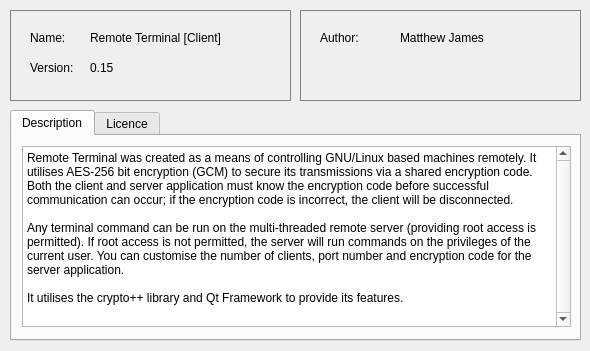
First picture: the form in remote-terminal-client/src/frmabout.ui, repository Trevor3000/remote-terminal, before the edit.
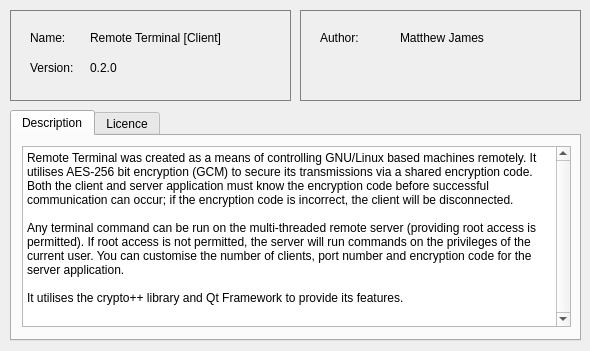
Second picture: the form after the edit.

```diff
--- a/remote-terminal-client/src/frmabout.ui
+++ b/remote-terminal-client/src/frmabout.ui
@@ -91,7 +91,7 @@
      </rect>
     </property>
     <property name="text">
-     <string>0.15</string>
+     <string>0.2.0</string>
     </property>
    </widget>
   </widget>
```
